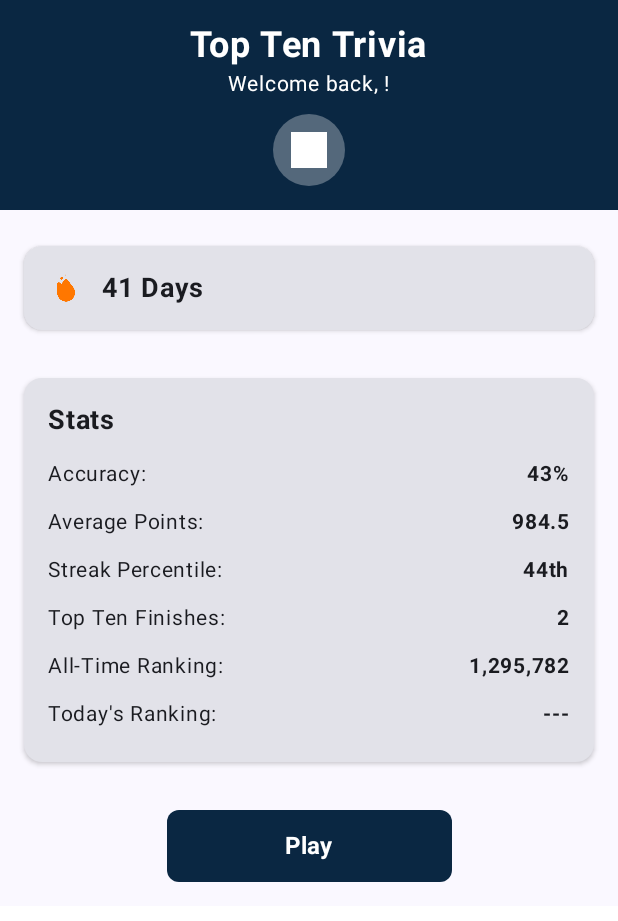
After one commit to andrewvt97/Top-Ten-Trivia, an Android app built with Jetpack Compose: the composable HomeScreen called with empty values, on a phone screen of 412 x 824 dp. The commit adds this screen. Shown: the top 921 px of the screen. Run offline under Robolectric (Android 15) with nearby library versions, the phone set to English and light mode, and no system bars.

Commit message:
Home screen template
Non functional home screen elements

Screen is separated into sections:
Top
Content
Bottom Nav

```diff
--- a/app/src/main/java/com/example/toptentrivia/ui/navigation/TriviaNavGraph.kt
+++ b/app/src/main/java/com/example/toptentrivia/ui/navigation/TriviaNavGraph.kt
@@ -46,7 +46,11 @@ fun TriviaNavHost(
             )
         }
 
-        //composable(route = HomeDestination.route) {}
+        /*composable(route = HomeDestination.route) {
+           HomeScreen(
+               username = "andrewwt97"
+           )
+        }*/
         composable(route = QuizDestination.route) {
             QuizScreen(
                 navController = navController,
--- /dev/null
+++ b/app/src/main/java/com/example/toptentrivia/ui/screens/home/HomeScreen.kt
@@ -0,0 +1,254 @@
+package com.example.toptentrivia.ui.screens.home
+
+import androidx.compose.foundation.background
+import androidx.compose.foundation.layout.*
+/*import androidx.compose.foundation.layout.ColumnScopeInstance.weight
+import androidx.compose.foundation.layout.FlowColumnScopeInstance.weight*/
+import androidx.compose.foundation.shape.CircleShape
+import androidx.compose.foundation.shape.RoundedCornerShape
+import androidx.compose.material3.*
+import androidx.compose.runtime.Composable
+import androidx.compose.ui.Alignment
+import androidx.compose.ui.Modifier
+import androidx.compose.ui.draw.clip
+import androidx.compose.ui.graphics.Color
+import androidx.compose.ui.res.painterResource
+import androidx.compose.ui.text.font.FontWeight
+import androidx.compose.ui.tooling.preview.Preview
+import androidx.compose.ui.unit.dp
+import androidx.compose.ui.unit.sp
+import com.example.toptentrivia.R
+import com.example.toptentrivia.ui.theme.TopTenTriviaTheme
+
+@Composable
+fun HomeScreen(username: String) {
+    Column(
+        modifier = Modifier.fillMaxSize()
+    ) {
+        HomeTopBar(username)
+
+        // Content
+        HomeContent()
+
+        // Bottom Navigation
+        BottomNavBar()
+    }
+}
+
+@Composable
+private fun HomeTopBar(username: String) {
+    Box(
+        modifier = Modifier
+            .fillMaxWidth()
+            .background(Color(0xFF0A2742))
+            .padding(16.dp)
+    ) {
+        Column(
+            horizontalAlignment = Alignment.CenterHorizontally,
+            modifier = Modifier.fillMaxWidth()
+        ) {
+            Text(
+                text = "Top Ten Trivia",
+                color = Color.White,
+                fontSize = 24.sp,
+                fontWeight = FontWeight.Bold
+            )
+            Text(
+                text = "Welcome back, $username!",
+                color = Color.White,
+                fontSize = 14.sp
+            )
+
+            Spacer(modifier = Modifier.height(8.dp))
+
+            // Profile avatar
+            Box(
+                contentAlignment = Alignment.Center,
+                modifier = Modifier
+                    .size(48.dp)
+                    .clip(CircleShape)
+                    .background(Color.White.copy(alpha = 0.3f))
+            ) {
+                Icon(
+                    painter = painterResource(id = R.drawable.default_profile_icon),
+                    contentDescription = "Profile",
+                    tint = Color.White,
+                    modifier = Modifier.size(24.dp)
+                )
+            }
+        }
+    }
+}
+
+@Composable
+private fun HomeContent() {
+    Box(
+        modifier = Modifier
+            .fillMaxWidth()
+            .padding(16.dp),
+        contentAlignment = Alignment.Center
+    ) {
+        Column(
+            horizontalAlignment = Alignment.CenterHorizontally,
+            verticalArrangement = Arrangement.Center
+        ) {
+            // Streak Card
+            StreakCard()
+
+            Spacer(modifier = Modifier.height(16.dp))
+
+            // Stats Card
+            StatsCard()
+
+            Spacer(modifier = Modifier.height(24.dp))
+
+            // Play Button
+            PlayButton()
+        }
+    }
+}
+
+@Composable
+private fun StreakCard() {
+    Card(
+        shape = RoundedCornerShape(12.dp),
+        elevation = CardDefaults.cardElevation(defaultElevation = 2.dp),
+        modifier = Modifier
+            .fillMaxWidth()
+            .padding(vertical = 8.dp)
+    ) {
+        Row(
+            verticalAlignment = Alignment.CenterVertically,
+            modifier = Modifier.padding(16.dp)
+        ) {
+            Icon(
+                painter = painterResource(id = R.drawable.fire__1_),
+                contentDescription = "Streak",
+                tint = Color(0xFFFF7700),
+                modifier = Modifier.size(24.dp)
+            )
+            Spacer(modifier = Modifier.width(12.dp))
+            Text(
+                text = "41 Days",
+                fontSize = 18.sp,
+                fontWeight = FontWeight.Bold
+            )
+        }
+    }
+}
+
+@Composable
+private fun StatsCard() {
+    Card(
+        shape = RoundedCornerShape(12.dp),
+        elevation = CardDefaults.cardElevation(defaultElevation = 2.dp),
+        modifier = Modifier
+            .fillMaxWidth()
+            .padding(vertical = 8.dp)
+    ) {
+        Column(
+            horizontalAlignment = Alignment.Start,
+            modifier = Modifier.padding(16.dp)
+        ) {
+            Text(
+                text = "Stats",
+                fontSize = 18.sp,
+                fontWeight = FontWeight.Bold,
+                modifier = Modifier.fillMaxWidth()
+            )
+            Spacer(modifier = Modifier.height(8.dp))
+            StatsRow("Accuracy:", "43%")
+            StatsRow("Average Points:", "984.5")
+            StatsRow("Streak Percentile:", "44th")
+            StatsRow("Top Ten Finishes:", "2")
+            StatsRow("All-Time Ranking:", "1,295,782")
+            StatsRow("Today's Ranking:", "---")
+        }
+    }
+}
+
+@Composable
+private fun StatsRow(label: String, value: String) {
+    Row(
+        horizontalArrangement = Arrangement.SpaceBetween,
+        verticalAlignment = Alignment.CenterVertically,
+        modifier = Modifier
+            .fillMaxWidth()
+            .padding(vertical = 4.dp)
+    ) {
+        Text(
+            text = label,
+            fontSize = 14.sp
+        )
+        Text(
+            text = value,
+            fontSize = 14.sp,
+            fontWeight = FontWeight.Bold
+        )
+    }
+}
+
+@Composable
+private fun PlayButton() {
+    Button(
+        onClick = {
+            // TODO: Navigation to game screen would be implemented here
+        },
+        shape = RoundedCornerShape(8.dp),
+        colors = ButtonDefaults.buttonColors(
+            containerColor = Color(0xFF0A2742)
+        ),
+        modifier = Modifier
+            .fillMaxWidth(0.5f)
+            .height(48.dp)
+    ) {
+        Text(
+            text = "Play",
+            color = Color.White,
+            fontSize = 16.sp,
+            fontWeight = FontWeight.Bold
+        )
+    }
+}
+
+
+@Composable
+fun BottomNavBar() {
+    Row(
+        horizontalArrangement = Arrangement.SpaceEvenly,
+        verticalAlignment = Alignment.CenterVertically,
+        modifier = Modifier
+            .fillMaxWidth()
+            .background(Color.White)
+            .padding(12.dp)
+    ) {
+        /*NavBarItem(R.drawable.ic_home, "Home", true)
+        NavBarItem(R.drawable.ic_leaderboard, "Leaderboard", false)
+        NavBarItem(R.drawable.ic_profile, "Profile", false)
+        NavBarItem(R.drawable.ic_settings, "Settings", false)*/
+    }
+}
+
+@Composable
+fun NavBarItem(iconRes: Int, label: String, isSelected: Boolean) {
+    Column(
+        horizontalAlignment = Alignment.CenterHorizontally,
+        modifier = Modifier.padding(horizontal = 8.dp)
+    ) {
+        Icon(
+            painter = painterResource(id = iconRes),
+            contentDescription = label,
+            tint = if (isSelected) Color(0xFF0A2742) else Color.Gray,
+            modifier = Modifier.size(24.dp)
+        )
+        // Comment: In a real app, we would add onClick handlers for navigation
+    }
+}
+
+@Preview(showBackground = true)
+@Composable
+fun HomeScreenPreview() {
+    TopTenTriviaTheme {
+        HomeScreen("andrewwt97")
+    }
+}
--- a/app/src/main/java/com/example/toptentrivia/ui/screens/quiz/QuizScreen.kt
+++ b/app/src/main/java/com/example/toptentrivia/ui/screens/quiz/QuizScreen.kt
@@ -72,8 +72,9 @@ fun QuizContent(
     val answeredQuestion = viewModel.answeredCurrentQuestion.value
     val remainingTime = viewModel.remainingTime.value
 
-    //val options = remember(currentIndex) { viewModel.shuffledOptionList }
+    //val options = remember(currentIndex) { viewModel.shuffledOptionList }  //alternative option
     val options = viewModel.shuffledOptionList
+
     // options recomputed only when currentIndex changes
     /*val options = remember(currentIndex) {
         (currentQuestion.incorrectAnswers + currentQuestion.correctAnswer)
```
Also changed, not shown: app/src/main/res/drawable/default_profile_icon.jpg (added), app/src/main/res/drawable/fire__1_.png (added).
